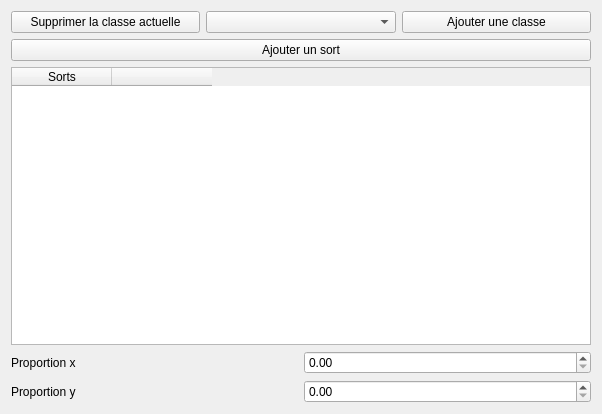
Above: mapEditor/additionalWindows/editentity.ui from piochelepiotr/theGame before the change. Below: the same form after it.
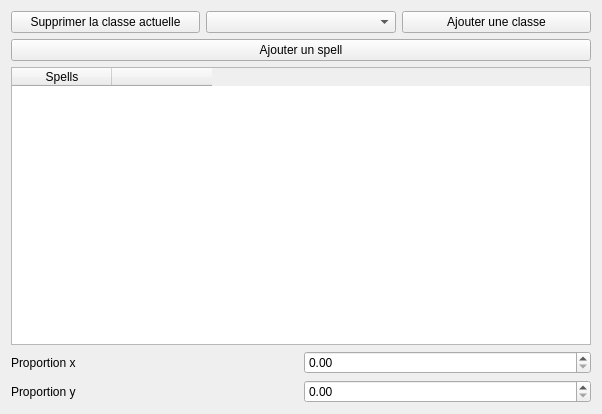
That is the form after the change.

```diff
--- a/mapEditor/additionalWindows/editentity.ui
+++ b/mapEditor/additionalWindows/editentity.ui
@@ -38,7 +38,7 @@
    <item>
     <widget class="QPushButton" name="ajoute_sort">
      <property name="text">
-      <string>Ajouter un sort</string>
+      <string>Ajouter un spell</string>
      </property>
     </widget>
    </item>
@@ -46,7 +46,7 @@
     <widget class="QTableWidget" name="tab_sorts">
      <column>
       <property name="text">
-       <string>Sorts</string>
+       <string>Spells</string>
       </property>
      </column>
      <column>
```
Left out of the diff: 4 changed lines with no effect on the pictures.
